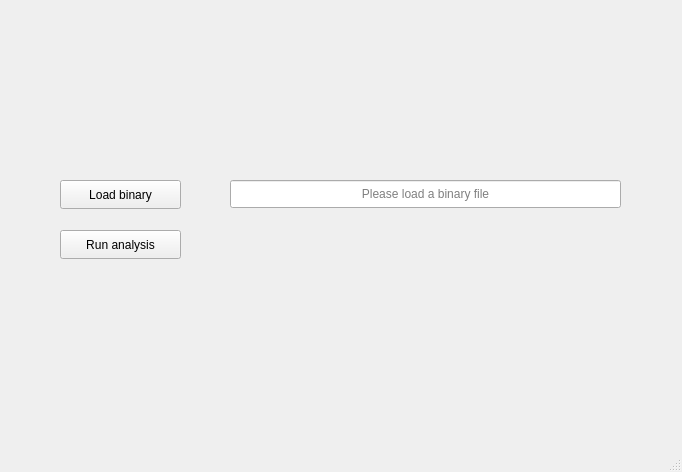
The window that QTCreator/2024_Research_MassifCheck/mainwindow.ui (MATF-Software-Verification/2024_Research_MassifCheck) describes before a commit, drawn with Qt 5.
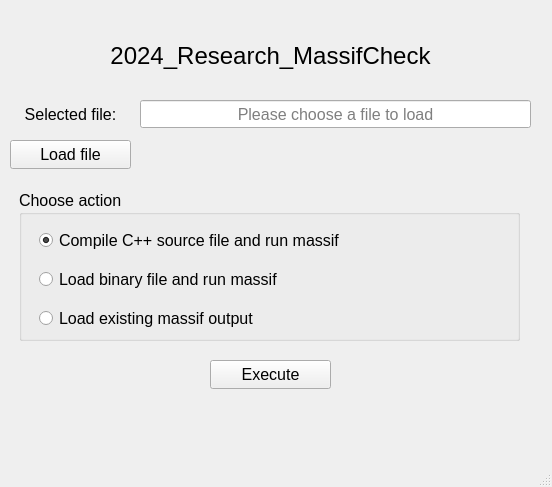
The same window after the commit.

Commit message:
feat: connect mode selection to MassifRunner with initial support for binary execution
UI now allows selecting between three modes. Only the Binary File mode is currently functional. Connects radio buttons to MassifRunner via setMode(). Relates to #9.

The edit to the form file:
```diff
--- a/QTCreator/2024_Research_MassifCheck/mainwindow.ui
+++ b/QTCreator/2024_Research_MassifCheck/mainwindow.ui
@@ -6,8 +6,8 @@
    <rect>
     <x>0</x>
     <y>0</y>
-    <width>682</width>
-    <height>472</height>
+    <width>552</width>
+    <height>487</height>
    </rect>
   </property>
   <property name="windowTitle">
@@ -17,38 +17,53 @@
    <widget class="QPushButton" name="btLoadBinary">
     <property name="geometry">
      <rect>
-      <x>60</x>
-      <y>180</y>
+      <x>10</x>
+      <y>140</y>
       <width>121</width>
       <height>29</height>
      </rect>
     </property>
+    <property name="font">
+     <font>
+      <pointsize>12</pointsize>
+     </font>
+    </property>
     <property name="text">
-     <string>Load binary</string>
+     <string>Load file</string>
     </property>
    </widget>
    <widget class="QPushButton" name="btRunAnalysis">
     <property name="geometry">
      <rect>
-      <x>60</x>
-      <y>230</y>
+      <x>210</x>
+      <y>360</y>
       <width>121</width>
       <height>29</height>
      </rect>
     </property>
+    <property name="font">
+     <font>
+      <pointsize>12</pointsize>
+     </font>
+    </property>
     <property name="text">
-     <string>Run analysis</string>
+     <string>Execute</string>
     </property>
    </widget>
    <widget class="QLineEdit" name="leBinaryFileName">
     <property name="geometry">
      <rect>
-      <x>230</x>
-      <y>180</y>
+      <x>140</x>
+      <y>100</y>
       <width>391</width>
       <height>28</height>
      </rect>
     </property>
+    <property name="font">
+     <font>
+      <pointsize>12</pointsize>
+     </font>
+    </property>
     <property name="alignment">
      <set>Qt::AlignmentFlag::AlignCenter</set>
     </property>
@@ -56,9 +71,111 @@
      <bool>true</bool>
     </property>
     <property name="placeholderText">
-     <string>Please load a binary file</string>
+     <string>Please choose a file to load</string>
     </property>
    </widget>
+   <widget class="QLabel" name="lbHeader">
+    <property name="geometry">
+     <rect>
+      <x>0</x>
+      <y>30</y>
+      <width>541</width>
+      <height>51</height>
+     </rect>
+    </property>
+    <property name="font">
+     <font>
+      <pointsize>18</pointsize>
+     </font>
+    </property>
+    <property name="layoutDirection">
+     <enum>Qt::LayoutDirection::LeftToRight</enum>
+    </property>
+    <property name="text">
+     <string>2024_Research_MassifCheck</string>
+    </property>
+    <property name="alignment">
+     <set>Qt::AlignmentFlag::AlignCenter</set>
+    </property>
+   </widget>
+   <widget class="QLabel" name="lbSelectedFile">
+    <property name="geometry">
+     <rect>
+      <x>10</x>
+      <y>100</y>
+      <width>121</width>
+      <height>29</height>
+     </rect>
+    </property>
+    <property name="font">
+     <font>
+      <pointsize>12</pointsize>
+     </font>
+    </property>
+    <property name="text">
+     <string>Selected file:</string>
+    </property>
+    <property name="alignment">
+     <set>Qt::AlignmentFlag::AlignCenter</set>
+    </property>
+   </widget>
+   <widget class="QGroupBox" name="groupBox">
+    <property name="geometry">
+     <rect>
+      <x>19</x>
+      <y>190</y>
+      <width>501</width>
+      <height>151</height>
+     </rect>
+    </property>
+    <property name="font">
+     <font>
+      <pointsize>12</pointsize>
+     </font>
+    </property>
+    <property name="title">
+     <string>Choose action</string>
+    </property>
+    <widget class="QWidget" name="verticalLayoutWidget">
+     <property name="geometry">
+      <rect>
+       <x>20</x>
+       <y>30</y>
+       <width>461</width>
+       <height>121</height>
+      </rect>
+     </property>
+     <layout class="QVBoxLayout" name="verticalLayout">
+      <item>
+       <widget class="QRadioButton" name="rbCompile">
+        <property name="text">
+         <string>Compile C++ source file and run massif</string>
+        </property>
+        <property name="checked">
+         <bool>true</bool>
+        </property>
+       </widget>
+      </item>
+      <item>
+       <widget class="QRadioButton" name="rbBinary">
+        <property name="text">
+         <string>Load binary file and run massif</string>
+        </property>
+        <property name="checked">
+         <bool>false</bool>
+        </property>
+       </widget>
+      </item>
+      <item>
+       <widget class="QRadioButton" name="rbOuput">
+        <property name="text">
+         <string>Load existing massif output</string>
+        </property>
+       </widget>
+      </item>
+     </layout>
+    </widget>
+   </widget>
   </widget>
   <widget class="QMenuBar" name="menubar">
    <property name="geometry">
```
Left out of the diff: 6 changed lines with no effect on the pictures. The commit also changes 5 other files.
